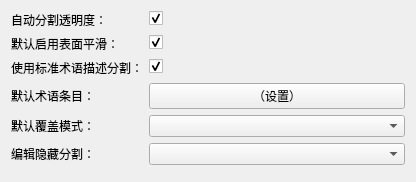
Above: miniSlicer/Slicer/Modules/Loadable/Segmentations/Resources/UI/qSlicerSegmentationsSettingsPanel.ui from jiaqiwang969/Slicer before the change. Below: the same form after it.
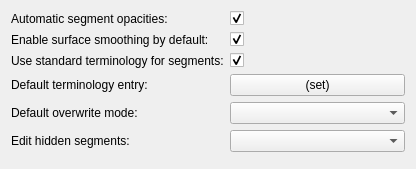
That is the form after the change. Custom widgets are drawn as their Qt base class.

Patch:
```diff
--- a/miniSlicer/Slicer/Modules/Loadable/Segmentations/Resources/UI/qSlicerSegmentationsSettingsPanel.ui
+++ b/miniSlicer/Slicer/Modules/Loadable/Segmentations/Resources/UI/qSlicerSegmentationsSettingsPanel.ui
@@ -19,7 +19,7 @@
       <string>在从文件加载时自动设置分割的透明度，以避免一个分割遮挡另一个分割</string>
      </property>
      <property name="text">
-      <string>自动分割透明度：</string>
+      <string>Automatic segment opacities:</string>
      </property>
     </widget>
    </item>
@@ -42,7 +42,7 @@
       <string>在新的分割中启用二进制标签图到封闭表面的转换时的表面平滑。平滑可以改善3D视图和导出模型的外观，但会显著减慢分割编辑的速度。</string>
      </property>
      <property name="text">
-      <string>默认启用表面平滑：</string>
+      <string>Enable surface smoothing by default:</string>
      </property>
     </widget>
    </item>
@@ -65,7 +65,7 @@
       <string>如果启用，双击分割表中的分割名称或颜色将打开术语选择器。否则，名称和颜色可以直接编辑。默认情况下为真。</string>
      </property>
      <property name="text">
-      <string>使用标准术语描述分割：</string>
+      <string>Use standard terminology for segments:</string>
      </property>
     </widget>
    </item>
@@ -88,7 +88,7 @@
       <string>该术语将作为默认值用于空分割中的新分割。</string>
      </property>
      <property name="text">
-      <string>默认术语条目：</string>
+      <string>Default terminology entry:</string>
      </property>
     </widget>
    </item>
@@ -98,7 +98,7 @@
       <string>该术语将作为默认值用于空分割中的新分割。</string>
      </property>
      <property name="text">
-      <string>（设置）</string>
+      <string>(set)</string>
      </property>
     </widget>
    </item>
@@ -108,7 +108,7 @@
       <string>在其他分割区域的默认编辑模式。</string>
      </property>
      <property name="text">
-      <string>默认覆盖模式：</string>
+      <string>Default overwrite mode:</string>
      </property>
     </widget>
    </item>
@@ -125,7 +125,7 @@
       <string>此选项控制当用户编辑当前不可见的分割时应用程序应如何处理。旨在防止对隐藏分割的无意更改。</string>
      </property>
      <property name="text">
-      <string>编辑隐藏分割： </string>
+      <string>Edit hidden segments: </string>
      </property>
     </widget>
    </item>
```
Left out of the diff: 41 changed lines with no effect on the pictures.
